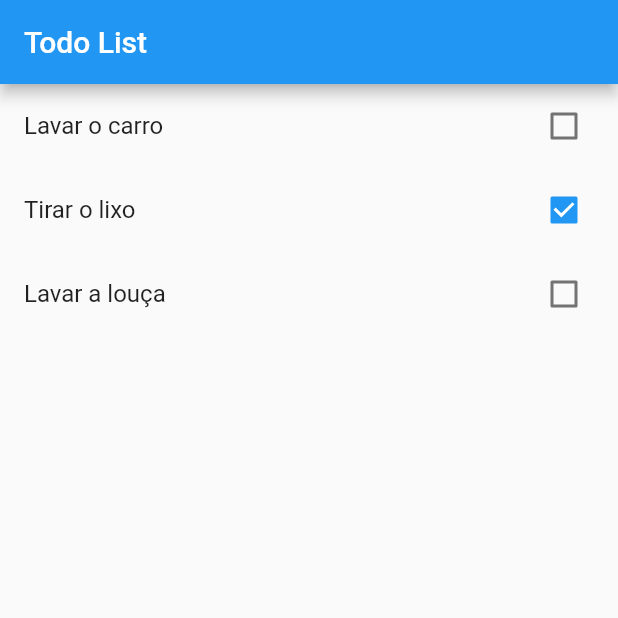
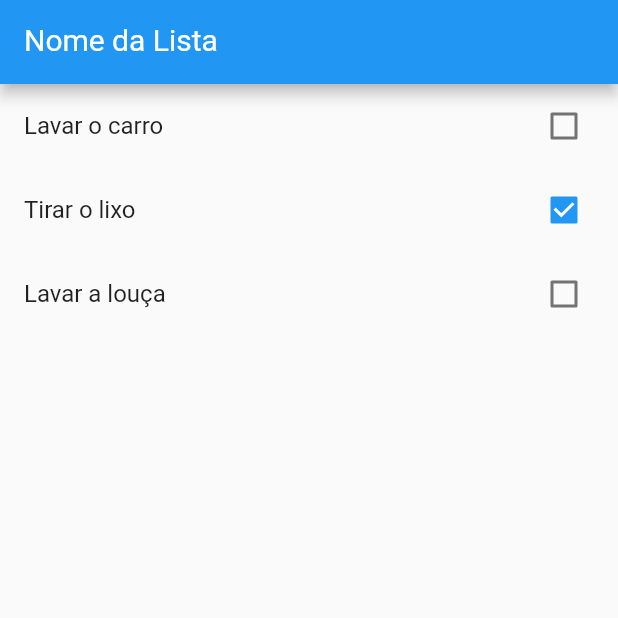
Before and after one commit to santoslucas11/todo, a Flutter app: the screen it shows after launch, on a phone screen of 412 x 824 dp, the top half of it. Run offline on Flutter 3.47's test engine with Material 2 defaults, Android fonts, the phone set to English and light mode, and no system bars.

Commit message:
Criando TextFormField para appBar

```diff
--- a/lib/main.dart
+++ b/lib/main.dart
@@ -35,11 +35,24 @@ class HomePage extends StatefulWidget {
 }
 
 class _HomePageState extends State<HomePage> {
+  var newTaskController = TextEditingController();
   @override
   Widget build(BuildContext context) {
+    newTaskController.clear();
     return Scaffold(
       appBar: AppBar(
-        title: Text("Todo List"),
+        title: TextFormField(
+          controller: newTaskController,
+          keyboardType: TextInputType.emailAddress,
+          style: TextStyle(
+            color: Colors.white,
+            fontSize: 20,
+          ),
+          decoration: InputDecoration(
+            labelText: "Nome da Lista",
+            labelStyle: TextStyle(color: Colors.white),
+          ),
+        ),
       ),
       body: ListView.builder(
         itemCount: widget.items.length,
```
